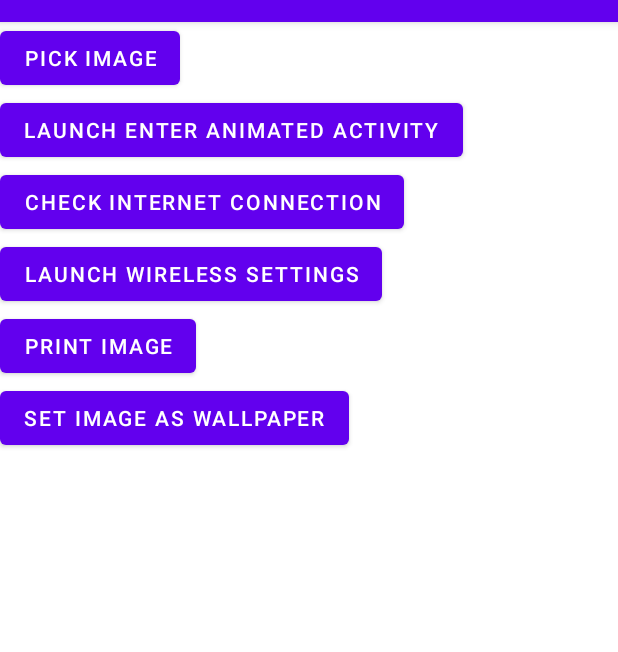
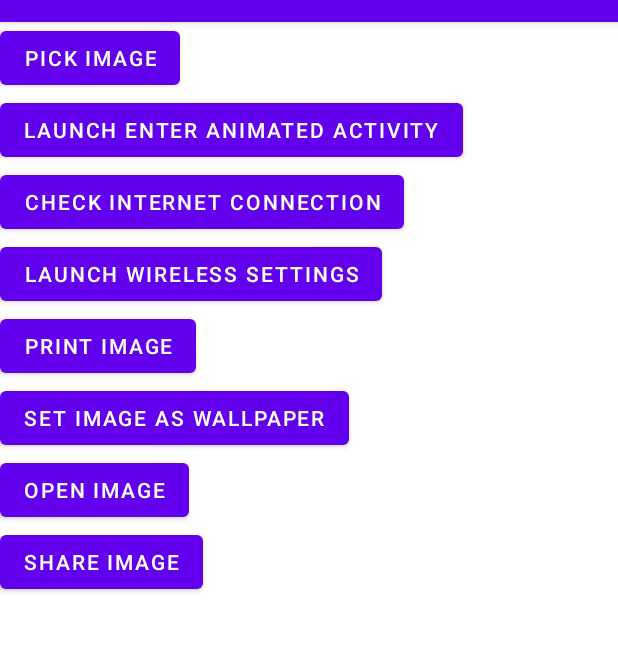
Before and after one commit to ankitbatra11/wheelie, an Android app: the screen it shows after launch (MainActivity), on a phone screen of 412 x 824 dp, the part 62-714 px from its top. Run offline under Robolectric (Android 15) with nearby library versions, the phone set to English and light mode, and no system bars; our stand-ins replace Timber; 1 statement that could not run was skipped.

Commit message:
fix #8 fix #9

```diff
--- a/app/src/main/java/com/abatra/android/wheelie/demo/MainActivity.java
+++ b/app/src/main/java/com/abatra/android/wheelie/demo/MainActivity.java
@@ -43,7 +43,9 @@ public class MainActivity extends AppCompatActivity implements ILifecycleOwner {
     public static final String PRINT_JOB_NAME = "print picked image";
     private final IntentMediaPicker intentMediaPicker = new IntentMediaPicker();
     private final InternetConnectionObserver connectionObserver = InternetConnectionObserver.newInstance(this);
-    private ActivityResultLauncher<ResultContracts.AttachData.Data> attachDataLauncher;
+    private ActivityResultLauncher<ResultContracts.MediaInfo> attachDataLauncher;
+    private ActivityResultLauncher<ResultContracts.MediaInfo> openMediaLauncher;
+    private ActivityResultLauncher<ResultContracts.MediaInfo> shareMediaLauncher;
     private ActivityMainBinding binding;
 
     @Override
@@ -57,6 +59,12 @@ public class MainActivity extends AppCompatActivity implements ILifecycleOwner {
 
         attachDataLauncher = registerForActivityResult(new ResultContracts.AttachData(),
                 result -> showMessage("Attach data result callback"));
+
+        openMediaLauncher = registerForActivityResult(new ResultContracts.OpenMedia(),
+                result -> showMessage("open media result callback"));
+
+        shareMediaLauncher = registerForActivityResult(new ResultContracts.ShareMedia(),
+                result -> showMessage("share media result callback"));
 
         binding = ActivityMainBinding.inflate(LayoutInflater.from(this));
         setContentView(binding.getRoot());
@@ -105,10 +113,17 @@ public class MainActivity extends AppCompatActivity implements ILifecycleOwner {
                 }
             });
         }));
-
         binding.setImageAsWallpaper.setOnClickListener(v -> pickImage(result -> {
-            ResultContracts.AttachData.Data image = ResultContracts.AttachData.Data.image(result);
+            ResultContracts.MediaInfo image = ResultContracts.MediaInfo.image(result);
             attachDataLauncher.launch(image);
+        }));
+        binding.openImage.setOnClickListener(v -> pickImage(result -> {
+            ResultContracts.MediaInfo image = ResultContracts.MediaInfo.image(result);
+            openMediaLauncher.launch(image);
+        }));
+        binding.shareImage.setOnClickListener(v -> pickImage(result -> {
+            ResultContracts.MediaInfo image = ResultContracts.MediaInfo.image(result);
+            shareMediaLauncher.launch(image);
         }));
     }
 
--- a/app/src/main/res/layout/activity_main.xml
+++ b/app/src/main/res/layout/activity_main.xml
@@ -55,4 +55,20 @@
         app:layout_constraintStart_toStartOf="parent"
         app:layout_constraintTop_toBottomOf="@id/print_image" />
 
+    <com.google.android.material.button.MaterialButton
+        android:id="@+id/open_image"
+        android:layout_width="wrap_content"
+        android:layout_height="wrap_content"
+        android:text="@string/open_image"
+        app:layout_constraintStart_toStartOf="parent"
+        app:layout_constraintTop_toBottomOf="@id/set_image_as_wallpaper" />
+
+    <com.google.android.material.button.MaterialButton
+        android:id="@+id/share_image"
+        android:layout_width="wrap_content"
+        android:layout_height="wrap_content"
+        android:text="@string/share_image"
+        app:layout_constraintStart_toStartOf="parent"
+        app:layout_constraintTop_toBottomOf="@id/open_image" />
+
 </androidx.constraintlayout.widget.ConstraintLayout>
--- a/app/src/main/res/values/strings.xml
+++ b/app/src/main/res/values/strings.xml
@@ -8,4 +8,6 @@
     <string name="wireless_settings_result_msg">Wireless settings result</string>
     <string name="print_image">Print Image</string>
     <string name="set_image_as_wallpaper">Set image as wallpaper</string>
+    <string name="open_image">Open Image</string>
+    <string name="share_image">Share image</string>
 </resources>
```
Also changed, not shown: wheelie/src/main/java/com/abatra/android/wheelie/activity/ResultContracts.java (+52 -27 lines).
